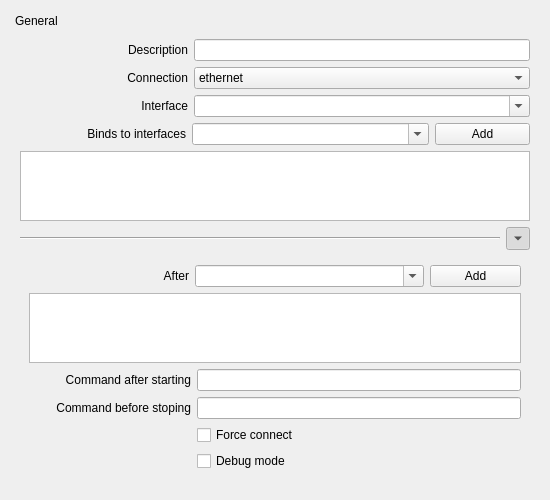
The window that sources/gui/src/generalwidget.ui (arcan1s/netctl-gui) describes before a commit, drawn with Qt 5.
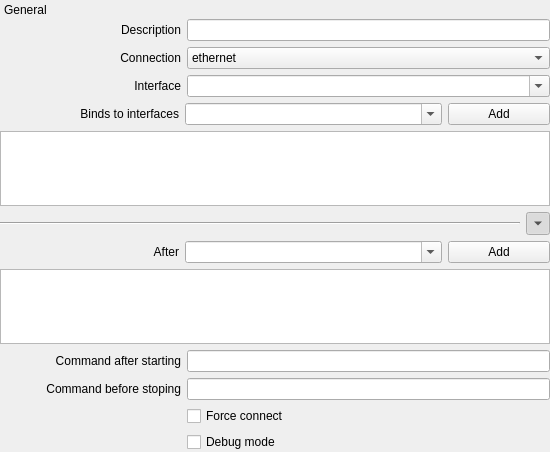
The same window after the commit.

Commit message: edit ui * remove margins * create more pretty toolbars * edit toolbar update action (s/setVisible/setEnabled/g)

```diff
--- a/sources/gui/src/generalwidget.ui
+++ b/sources/gui/src/generalwidget.ui
@@ -7,13 +7,13 @@
     <x>0</x>
     <y>0</y>
     <width>550</width>
-    <height>492</height>
+    <height>452</height>
    </rect>
   </property>
-  <property name="windowTitle">
-   <string>Form</string>
-  </property>
   <layout class="QVBoxLayout" name="verticalLayout_4">
+   <property name="margin">
+    <number>0</number>
+   </property>
    <item>
     <widget class="QDockWidget" name="dockWidget_general">
      <property name="sizePolicy">
@@ -30,6 +30,9 @@
      </property>
      <widget class="QWidget" name="dockWidgetContents_general">
       <layout class="QVBoxLayout" name="verticalLayout_5">
+       <property name="margin">
+        <number>0</number>
+       </property>
        <item>
         <layout class="QHBoxLayout" name="layout_description">
          <item>
@@ -282,6 +285,9 @@
        <item>
         <widget class="QWidget" name="widget_generalAdvanced" native="true">
          <layout class="QVBoxLayout" name="verticalLayout_3">
+          <property name="margin">
+           <number>0</number>
+          </property>
           <item>
            <layout class="QVBoxLayout" name="layout_after">
             <item>
```
The commit also changes 31 other files.
